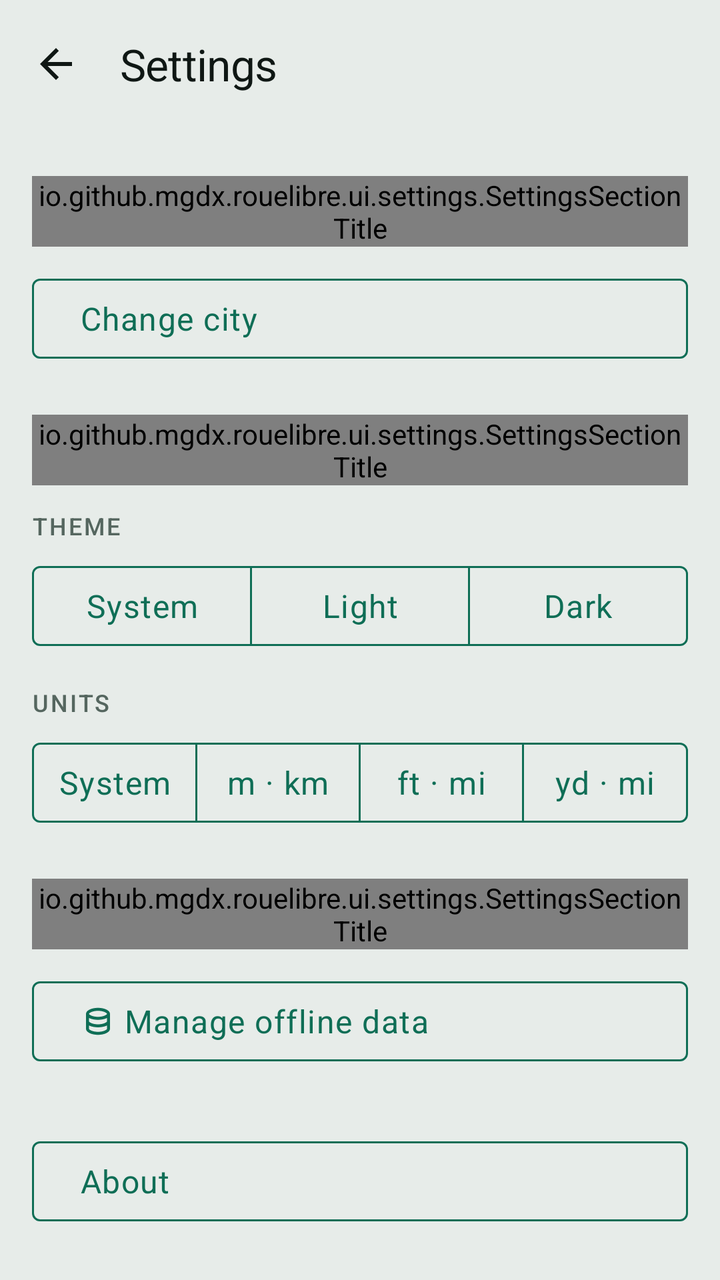
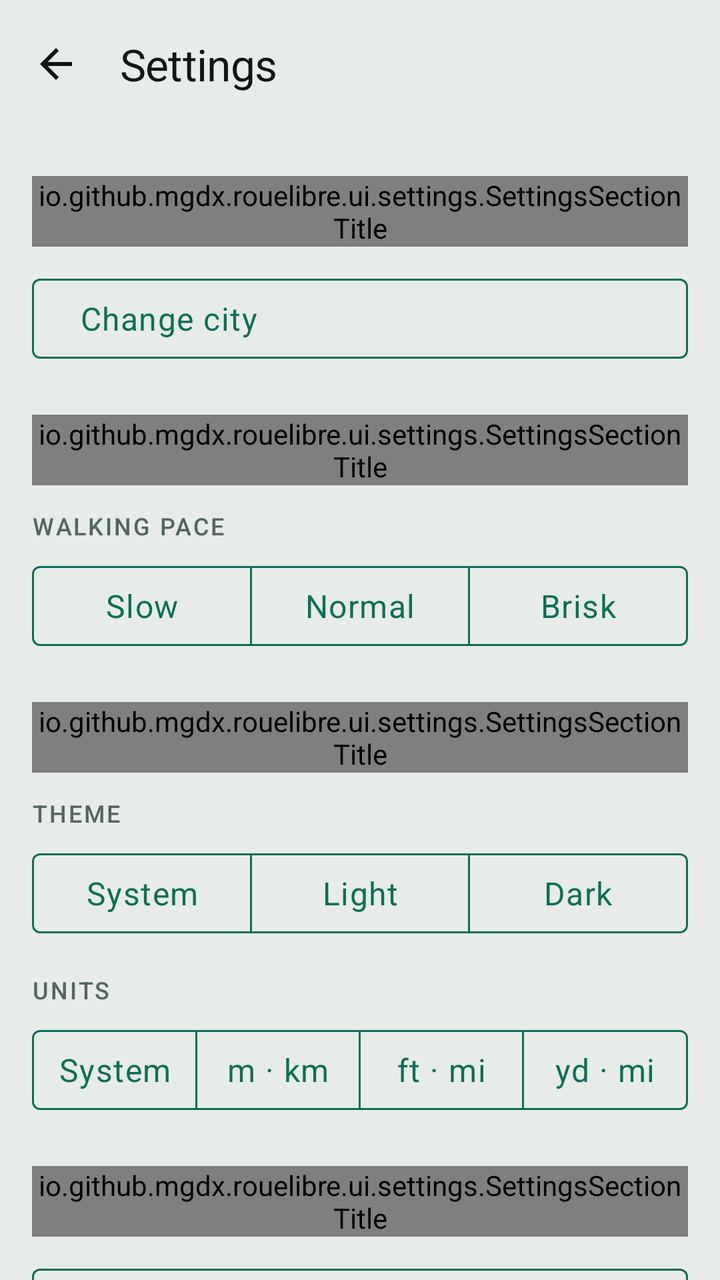

The first picture is an Android layout as it rendered before a commit; the second is the same layout after the commit. The layout source and the unified diff follow.
<!-- AndroidManifest.xml: application theme Theme.RoueLibre -->
<!-- res/layout/fragment_settings.xml -->
<?xml version="1.0" encoding="utf-8"?>
<androidx.constraintlayout.widget.ConstraintLayout
    xmlns:android="http://schemas.android.com/apk/res/android"
    xmlns:app="http://schemas.android.com/apk/res-auto"
    android:layout_width="match_parent"
    android:layout_height="match_parent"
    android:fitsSystemWindows="true">

    <com.google.android.material.appbar.MaterialToolbar
        android:id="@+id/toolbar"
        android:layout_width="0dp"
        android:layout_height="wrap_content"
        app:layout_constraintEnd_toEndOf="parent"
        app:layout_constraintStart_toStartOf="parent"
        app:layout_constraintTop_toTopOf="parent"
        app:navigationIcon="@drawable/ic_back"
        app:title="@string/settings_title"
        app:titleTextAppearance="@style/TextAppearance.RoueLibre.Title" />

    <androidx.core.widget.NestedScrollView
        android:layout_width="0dp"
        android:layout_height="0dp"
        app:layout_constraintBottom_toBottomOf="parent"
        app:layout_constraintEnd_toEndOf="parent"
        app:layout_constraintStart_toStartOf="parent"
        app:layout_constraintTop_toBottomOf="@id/toolbar">

        
        <LinearLayout
            android:layout_width="match_parent"
            android:layout_height="wrap_content"
            android:orientation="vertical"
            android:paddingStart="@dimen/space_l"
            android:paddingEnd="@dimen/space_l"
            android:paddingBottom="@dimen/space_xxl">

            
            <io.github.mgdx.rouelibre.ui.settings.SettingsSectionTitle
                style="@style/Widget.RoueLibre.SettingsSection"
                android:text="@string/settings_section_city" />

            <com.google.android.material.button.MaterialButton
                android:id="@+id/open_city"
                style="@style/Widget.RoueLibre.Toggle"
                android:layout_width="match_parent"
                android:layout_height="wrap_content"
                android:layout_marginTop="@dimen/space_m"
                android:gravity="start|center_vertical"
                android:minHeight="@dimen/touch_target_min"
                android:text="@string/city_open" />

            
            <io.github.mgdx.rouelibre.ui.settings.SettingsSectionTitle
                style="@style/Widget.RoueLibre.SettingsSection"
                android:text="@string/settings_section_display" />

            <TextView
                android:layout_width="match_parent"
                android:layout_height="wrap_content"
                android:layout_marginTop="@dimen/space_m"
                android:text="@string/settings_theme_title"
                android:textAppearance="@style/TextAppearance.RoueLibre.Label" />

            <com.google.android.material.button.MaterialButtonToggleGroup
                android:id="@+id/theme"
                android:layout_width="match_parent"
                android:layout_height="wrap_content"
                android:layout_marginTop="@dimen/space_s"
                app:selectionRequired="true"
                app:singleSelection="true">

                <com.google.android.material.button.MaterialButton
                    android:id="@+id/theme_system"
                    style="@style/Widget.RoueLibre.Toggle"
                    android:layout_width="0dp"
                    android:layout_height="match_parent"
                    android:layout_weight="1"
                    android:minHeight="@dimen/touch_target_min"
                    android:text="@string/settings_theme_system" />

                <com.google.android.material.button.MaterialButton
                    android:id="@+id/theme_light"
                    style="@style/Widget.RoueLibre.Toggle"
                    android:layout_width="0dp"
                    android:layout_height="match_parent"
                    android:layout_weight="1"
                    android:minHeight="@dimen/touch_target_min"
                    android:text="@string/settings_theme_light" />

                <com.google.android.material.button.MaterialButton
                    android:id="@+id/theme_dark"
                    style="@style/Widget.RoueLibre.Toggle"
                    android:layout_width="0dp"
                    android:layout_height="match_parent"
                    android:layout_weight="1"
                    android:minHeight="@dimen/touch_target_min"
                    android:text="@string/settings_theme_dark" />
            </com.google.android.material.button.MaterialButtonToggleGroup>

            
            <TextView
                android:layout_width="match_parent"
                android:layout_height="wrap_content"
                android:layout_marginTop="@dimen/space_l"
                android:text="@string/settings_units_title"
                android:textAppearance="@style/TextAppearance.RoueLibre.Label" />

            <com.google.android.material.button.MaterialButtonToggleGroup
                android:id="@+id/units"
                android:layout_width="match_parent"
                android:layout_height="wrap_content"
                android:layout_marginTop="@dimen/space_s"
                android:contentDescription="@string/settings_units_description"
                app:selectionRequired="true"
                app:singleSelection="true">

                <com.google.android.material.button.MaterialButton
                    android:id="@+id/units_system"
                    style="@style/Widget.RoueLibre.Toggle"
                    android:layout_width="0dp"
                    android:layout_height="match_parent"
                    android:layout_weight="1"
                    android:contentDescription="@string/settings_units_system_description"
                    android:insetLeft="0dp"
                    android:insetRight="0dp"
                    android:minHeight="@dimen/touch_target_min"
                    android:minWidth="0dp"
                    android:paddingStart="@dimen/space_xs"
                    android:paddingEnd="@dimen/space_xs"
                    android:text="@string/settings_units_system" />

                <com.google.android.material.button.MaterialButton
                    android:id="@+id/units_metric"
                    style="@style/Widget.RoueLibre.Toggle"
                    android:layout_width="0dp"
                    android:layout_height="match_parent"
                    android:layout_weight="1"
                    android:contentDescription="@string/settings_units_metric_description"
                    android:insetLeft="0dp"
                    android:insetRight="0dp"
                    android:minHeight="@dimen/touch_target_min"
                    android:minWidth="0dp"
                    android:paddingStart="@dimen/space_xs"
                    android:paddingEnd="@dimen/space_xs"
                    android:text="@string/settings_units_metric" />

                <com.google.android.material.button.MaterialButton
                    android:id="@+id/units_us"
                    style="@style/Widget.RoueLibre.Toggle"
                    android:layout_width="0dp"
                    android:layout_height="match_parent"
                    android:layout_weight="1"
                    android:contentDescription="@string/settings_units_us_description"
                    android:insetLeft="0dp"
                    android:insetRight="0dp"
                    android:minHeight="@dimen/touch_target_min"
                    android:minWidth="0dp"
                    android:paddingStart="@dimen/space_xs"
                    android:paddingEnd="@dimen/space_xs"
                    android:text="@string/settings_units_us" />

                <com.google.android.material.button.MaterialButton
                    android:id="@+id/units_uk"
                    style="@style/Widget.RoueLibre.Toggle"
                    android:layout_width="0dp"
                    android:layout_height="match_parent"
                    android:layout_weight="1"
                    android:contentDescription="@string/settings_units_uk_description"
                    android:insetLeft="0dp"
                    android:insetRight="0dp"
                    android:minHeight="@dimen/touch_target_min"
                    android:minWidth="0dp"
                    android:paddingStart="@dimen/space_xs"
                    android:paddingEnd="@dimen/space_xs"
                    android:text="@string/settings_units_uk" />
            </com.google.android.material.button.MaterialButtonToggleGroup>

            
            <io.github.mgdx.rouelibre.ui.settings.SettingsSectionTitle
                style="@style/Widget.RoueLibre.SettingsSection"
                android:text="@string/settings_section_data" />

            <com.google.android.material.button.MaterialButton
                android:id="@+id/open_storage"
                style="@style/Widget.RoueLibre.Toggle"
                android:layout_width="match_parent"
                android:layout_height="wrap_content"
                android:layout_marginTop="@dimen/space_m"
                android:gravity="start|center_vertical"
                android:minHeight="@dimen/touch_target_min"
                android:text="@string/storage_open"
                app:icon="@drawable/ic_storage" />

            
            <com.google.android.material.button.MaterialButton
                android:id="@+id/open_about"
                style="@style/Widget.RoueLibre.Toggle"
                android:layout_width="match_parent"
                android:layout_height="wrap_content"
                android:layout_marginTop="@dimen/space_xxl"
                android:gravity="start|center_vertical"
                android:minHeight="@dimen/touch_target_min"
                android:text="@string/about_open" />
        </LinearLayout>
    </androidx.core.widget.NestedScrollView>

</androidx.constraintlayout.widget.ConstraintLayout>
<!-- resources referenced by this layout -->
<resources>
  <dimen name="space_l">16dp</dimen>
  <dimen name="space_m">12dp</dimen>
  <dimen name="space_s">8dp</dimen>
  <dimen name="space_xs">4dp</dimen>
  <dimen name="space_xxl">32dp</dimen>
  <dimen name="touch_target_min">48dp</dimen>
  <string name="about_open">About</string>
  <string name="city_open">Change city</string>
  <string name="settings_section_city">City</string>
  <string name="settings_section_data">Offline data</string>
  <string name="settings_section_display">Display</string>
  <string name="settings_theme_dark">Dark</string>
  <string name="settings_theme_light">Light</string>
  <string name="settings_theme_system">System</string>
  <string name="settings_theme_title">Theme</string>
  <string name="settings_title">Settings</string>
  <string name="settings_units_description">Units used for distances</string>
  <string name="settings_units_metric">m · km</string>
  <string name="settings_units_metric_description">Metres and kilometres</string>
  <string name="settings_units_system">System</string>
  <string name="settings_units_system_description">Follow the region the device is set to</string>
  <string name="settings_units_title">Units</string>
  <string name="settings_units_uk">yd · mi</string>
  <string name="settings_units_uk_description">Yards and miles</string>
  <string name="settings_units_us">ft · mi</string>
  <string name="settings_units_us_description">Feet and miles</string>
  <string name="storage_open">Manage offline data</string>
  <style name="TextAppearance.RoueLibre.Title" parent="TextAppearance.Material3.TitleLarge">
          <item name="android:fontFamily">@font/bricolage_semibold</item>
          <item name="android:textSize">@dimen/text_title</item>
          <item name="android:textColor">@color/ink</item>
          <item name="android:letterSpacing">-0.01</item>
      </style>
  <color name="ink">#0F1714</color>
  <dimen name="text_label">12sp</dimen>
  <color name="ink_soft">#55665F</color>
  <dimen name="text_title">22sp</dimen>
  <style name="Widget.RoueLibre.Text" parent="Widget.MaterialComponents.TextView">
          <item name="android:justificationMode">inter_word</item>
          <item name="android:hyphenationFrequency">normal</item>
      </style>
  <dimen name="space_xl">24dp</dimen>
  <style name="TextAppearance.RoueLibre.Body" parent="TextAppearance.Material3.BodyLarge">
          <item name="android:fontFamily">@font/atkinson</item>
          <item name="android:textSize">@dimen/text_body</item>
          <item name="android:textColor">@color/ink</item>
      </style>
  <style name="ShapeAppearance.RoueLibre" parent="ShapeAppearance.Material3.Corner.None">
          <item name="cornerFamily">rounded</item>
          <item name="cornerSize">@dimen/radius</item>
      </style>
  <color name="signal">#0F6E56</color>
  <color name="surface">#F9FCFA</color>
  <color name="alert">#9C4A00</color>
  <color name="paper">#E7ECE9</color>
  <color name="outline">#C9D6CF</color>
  <color name="availability_low">#BCD6CC</color>
  <color name="surface_inverse">#0F1714</color>
  <color name="ink_inverse">#F9FCFA</color>
  <color name="signal_inverse">#3FB68F</color>
  <style name="Widget.RoueLibre.Button" parent="Widget.Material3.Button">
          <item name="shapeAppearance">@style/ShapeAppearance.RoueLibre</item>
          <item name="android:textAppearance">@style/TextAppearance.RoueLibre.Body</item>
      </style>
  <dimen name="text_body">16sp</dimen>
  <dimen name="radius">4dp</dimen>
  <dimen name="text_secondary">14sp</dimen>
  <!-- unchanged entries left out for length: 7 -->
</resources>

<!-- the commit's change to res/layout/fragment_settings.xml (unified diff, before → after) -->
@@ -52,6 +52,56 @@
             
             <io.github.mgdx.rouelibre.ui.settings.SettingsSectionTitle
                 style="@style/Widget.RoueLibre.SettingsSection"
+                android:text="@string/settings_section_journey" />
+
+            
+            <TextView
+                android:layout_width="match_parent"
+                android:layout_height="wrap_content"
+                android:layout_marginTop="@dimen/space_m"
+                android:text="@string/settings_walking_pace_title"
+                android:textAppearance="@style/TextAppearance.RoueLibre.Label" />
+
+            <com.google.android.material.button.MaterialButtonToggleGroup
+                android:id="@+id/walking_pace"
+                android:layout_width="match_parent"
+                android:layout_height="wrap_content"
+                android:layout_marginTop="@dimen/space_s"
+                android:contentDescription="@string/settings_walking_pace_description"
+                app:selectionRequired="true"
+                app:singleSelection="true">
+
+                <com.google.android.material.button.MaterialButton
+                    android:id="@+id/walking_pace_slow"
+                    style="@style/Widget.RoueLibre.Toggle"
+                    android:layout_width="0dp"
+                    android:layout_height="match_parent"
+                    android:layout_weight="1"
+                    android:minHeight="@dimen/touch_target_min"
+                    android:text="@string/settings_walking_pace_slow" />
+
+                <com.google.android.material.button.MaterialButton
+                    android:id="@+id/walking_pace_normal"
+                    style="@style/Widget.RoueLibre.Toggle"
+                    android:layout_width="0dp"
+                    android:layout_height="match_parent"
+                    android:layout_weight="1"
+                    android:minHeight="@dimen/touch_target_min"
+                    android:text="@string/settings_walking_pace_normal" />
+
+                <com.google.android.material.button.MaterialButton
+                    android:id="@+id/walking_pace_brisk"
+                    style="@style/Widget.RoueLibre.Toggle"
+                    android:layout_width="0dp"
+                    android:layout_height="match_parent"
+                    android:layout_weight="1"
+                    android:minHeight="@dimen/touch_target_min"
+                    android:text="@string/settings_walking_pace_brisk" />
+            </com.google.android.material.button.MaterialButtonToggleGroup>
+
+            
+            <io.github.mgdx.rouelibre.ui.settings.SettingsSectionTitle
+                style="@style/Widget.RoueLibre.SettingsSection"
                 android:text="@string/settings_section_display" />
 
             <TextView
<!-- resource entries referenced after the edit -->
@@ -11,6 +11,7 @@
   <string name="settings_section_city">City</string>
   <string name="settings_section_data">Offline data</string>
   <string name="settings_section_display">Display</string>
+  <string name="settings_section_journey">Journey</string>
   <string name="settings_theme_dark">Dark</string>
   <string name="settings_theme_light">Light</string>
   <string name="settings_theme_system">System</string>
@@ -26,6 +27,11 @@
   <string name="settings_units_uk_description">Yards and miles</string>
   <string name="settings_units_us">ft · mi</string>
   <string name="settings_units_us_description">Feet and miles</string>
+  <string name="settings_walking_pace_brisk">Brisk</string>
+  <string name="settings_walking_pace_description">Pace the walking parts of a journey are worked out at</string>
+  <string name="settings_walking_pace_normal">Normal</string>
+  <string name="settings_walking_pace_slow">Slow</string>
+  <string name="settings_walking_pace_title">Walking pace</string>
   <string name="storage_open">Manage offline data</string>
   <style name="TextAppearance.RoueLibre.Title" parent="TextAppearance.Material3.TitleLarge">
           <item name="android:fontFamily">@font/bricolage_semibold</item>
